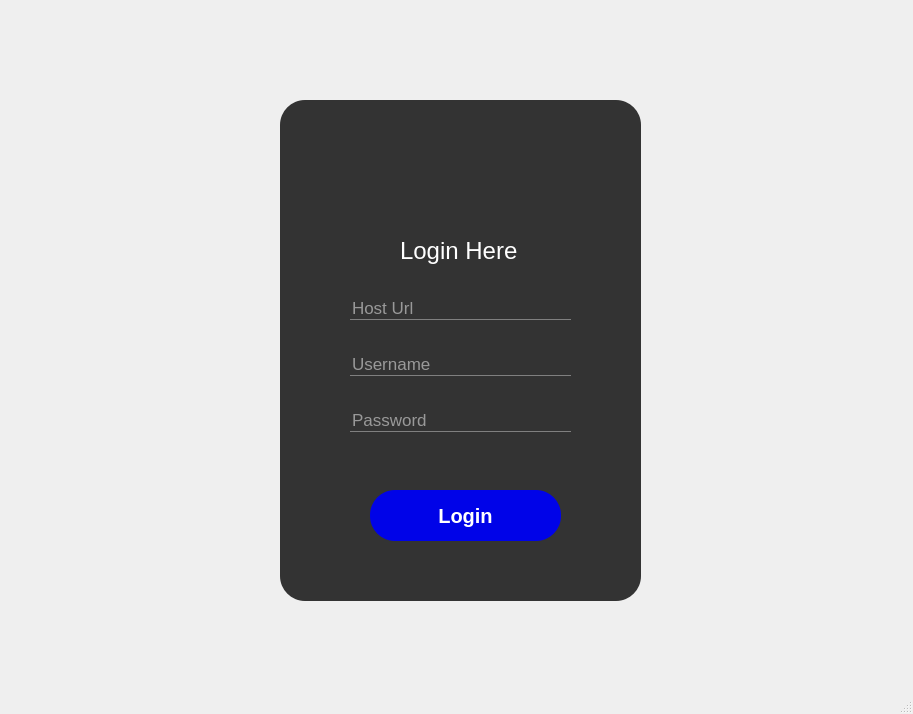
The window that login.ui (Aderemi-Adesada/GENESIS) describes before a commit, drawn with Qt 5.
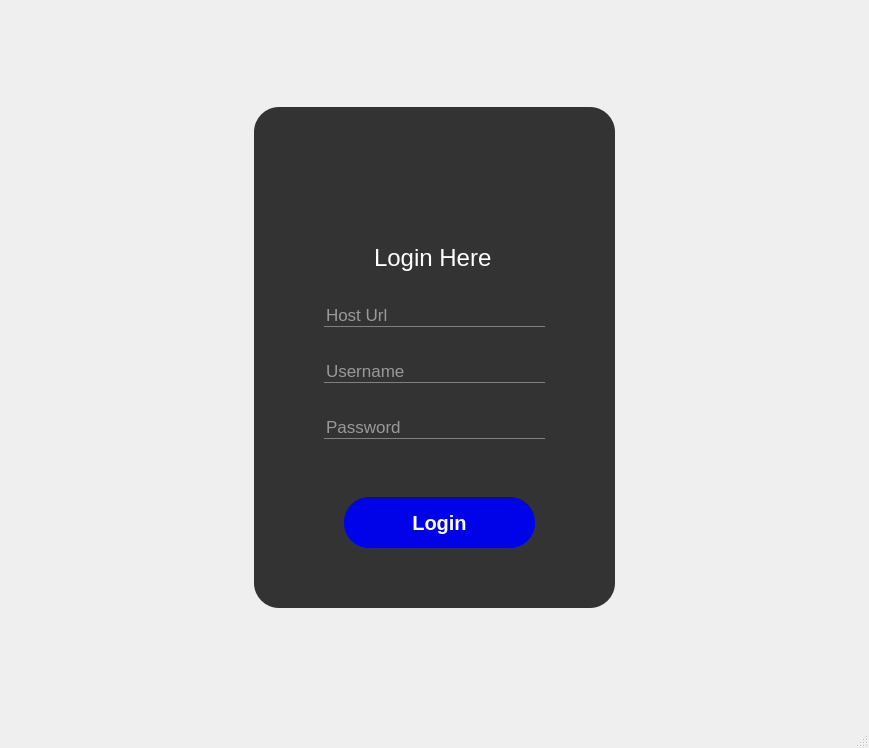
The same window after the commit. Icons and pictures are not drawn.

```diff
--- a/login.ui
+++ b/login.ui
@@ -6,8 +6,8 @@
    <rect>
     <x>0</x>
     <y>0</y>
-    <width>913</width>
-    <height>714</height>
+    <width>869</width>
+    <height>748</height>
    </rect>
   </property>
   <property name="windowTitle">
@@ -96,14 +96,14 @@
 </string>
   </property>
   <widget class="QWidget" name="centralwidget">
+   <layout class="QGridLayout" name="gridLayout">
+    <item row="0" column="0">
    <widget class="QFrame" name="frame">
-    <property name="geometry">
-     <rect>
-      <x>280</x>
-      <y>100</y>
+      <property name="maximumSize">
+       <size>
       <width>361</width>
       <height>501</height>
-     </rect>
+       </size>
     </property>
     <property name="frameShape">
      <enum>QFrame::StyledPanel</enum>
@@ -220,6 +220,8 @@
      </property>
     </widget>
    </widget>
+    </item>
+   </layout>
   </widget>
   <widget class="QStatusBar" name="statusbar"/>
  </widget>
```
Lines whose indentation alone changed are shown as unchanged.
